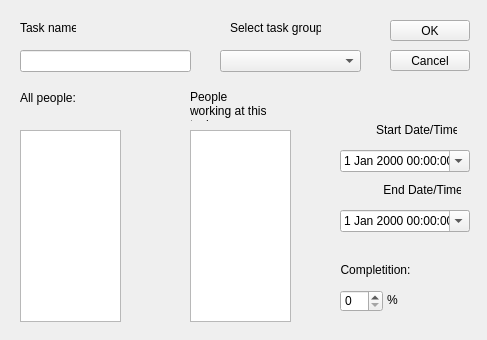
Old version of the form Teeam/addtaskdialog.ui in the repository lorenzo-arena/Teeam.
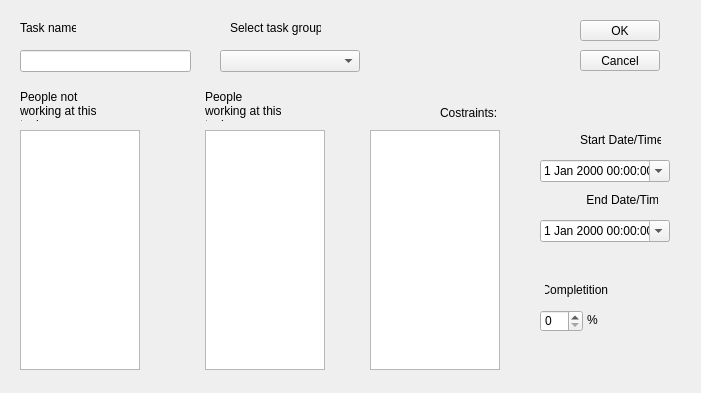
New version of the form. Icons and pictures are not drawn.

Commit message: Updated Add Task dialog to enable costraints

What changed in the file:
```diff
--- a/Teeam/addtaskdialog.ui
+++ b/Teeam/addtaskdialog.ui
@@ -6,8 +6,8 @@
    <rect>
     <x>0</x>
     <y>0</y>
-    <width>487</width>
-    <height>340</height>
+    <width>701</width>
+    <height>393</height>
    </rect>
   </property>
   <property name="windowTitle">
@@ -29,7 +29,7 @@
   <widget class="QPushButton" name="buttonOk">
    <property name="geometry">
     <rect>
-     <x>390</x>
+     <x>580</x>
      <y>20</y>
      <width>80</width>
      <height>21</height>
@@ -55,7 +55,7 @@
   <widget class="QPushButton" name="buttonCancel">
    <property name="geometry">
     <rect>
-     <x>390</x>
+     <x>580</x>
      <y>50</y>
      <width>80</width>
      <height>21</height>
@@ -71,8 +71,8 @@
   <widget class="QDateTimeEdit" name="startdateTimeEdit">
    <property name="geometry">
     <rect>
-     <x>340</x>
-     <y>150</y>
+     <x>540</x>
+     <y>160</y>
      <width>130</width>
      <height>22</height>
     </rect>
@@ -87,8 +87,8 @@
   <widget class="QDateTimeEdit" name="enddateTimeEdit">
    <property name="geometry">
     <rect>
-     <x>340</x>
-     <y>210</y>
+     <x>540</x>
+     <y>220</y>
      <width>130</width>
      <height>22</height>
     </rect>
@@ -105,16 +105,16 @@
     <rect>
      <x>20</x>
      <y>130</y>
-     <width>101</width>
-     <height>192</height>
+     <width>120</width>
+     <height>240</height>
     </rect>
    </property>
   </widget>
   <widget class="QLabel" name="startDateTimelabel">
    <property name="geometry">
     <rect>
-     <x>376</x>
-     <y>120</y>
+     <x>580</x>
+     <y>130</y>
      <width>81</width>
      <height>20</height>
     </rect>
@@ -126,9 +126,9 @@
   <widget class="QLabel" name="endDateTimelabel">
    <property name="geometry">
     <rect>
-     <x>380</x>
-     <y>180</y>
-     <width>81</width>
+     <x>583</x>
+     <y>190</y>
+     <width>75</width>
      <height>20</height>
     </rect>
    </property>
@@ -139,18 +139,18 @@
   <widget class="QListView" name="taskPeoplelistView">
    <property name="geometry">
     <rect>
-     <x>190</x>
+     <x>205</x>
      <y>130</y>
-     <width>101</width>
-     <height>192</height>
+     <width>120</width>
+     <height>240</height>
     </rect>
    </property>
   </widget>
   <widget class="QPushButton" name="insertPeoplepushButton">
    <property name="geometry">
     <rect>
-     <x>140</x>
-     <y>170</y>
+     <x>156</x>
+     <y>209</y>
      <width>32</width>
      <height>32</height>
     </rect>
@@ -181,8 +181,8 @@
   <widget class="QPushButton" name="removePeoplepushButton">
    <property name="geometry">
     <rect>
-     <x>140</x>
-     <y>220</y>
+     <x>156</x>
+     <y>259</y>
      <width>32</width>
      <height>32</height>
     </rect>
@@ -222,7 +222,7 @@
     <rect>
      <x>220</x>
      <y>50</y>
-     <width>141</width>
+     <width>140</width>
      <height>22</height>
     </rect>
    </property>
@@ -232,18 +232,21 @@
     <rect>
      <x>20</x>
      <y>90</y>
-     <width>81</width>
-     <height>16</height>
+     <width>91</width>
+     <height>31</height>
     </rect>
    </property>
    <property name="text">
-    <string>All people:</string>
+    <string>&lt;html&gt;&lt;head/&gt;&lt;body&gt;&lt;p&gt;People not working at this task:&lt;/p&gt;&lt;/body&gt;&lt;/html&gt;</string>
+   </property>
+   <property name="wordWrap">
+    <bool>true</bool>
    </property>
   </widget>
   <widget class="QLabel" name="workingPeoplelabel">
    <property name="geometry">
     <rect>
-     <x>190</x>
+     <x>205</x>
      <y>90</y>
      <width>81</width>
      <height>31</height>
@@ -262,9 +265,9 @@
   <widget class="QLabel" name="completitionlabel">
    <property name="geometry">
     <rect>
-     <x>340</x>
-     <y>260</y>
-     <width>71</width>
+     <x>545</x>
+     <y>280</y>
+     <width>63</width>
      <height>20</height>
     </rect>
    </property>
@@ -278,8 +281,8 @@
   <widget class="QLabel" name="label">
    <property name="geometry">
     <rect>
-     <x>387</x>
-     <y>292</y>
+     <x>587</x>
+     <y>312</y>
      <width>20</width>
      <height>16</height>
     </rect>
@@ -291,13 +294,36 @@
   <widget class="QSpinBox" name="completitionspinBox">
    <property name="geometry">
     <rect>
-     <x>340</x>
-     <y>290</y>
+     <x>540</x>
+     <y>310</y>
      <width>43</width>
      <height>22</height>
     </rect>
    </property>
   </widget>
+  <widget class="QLabel" name="costraintlabel">
+   <property name="geometry">
+    <rect>
+     <x>440</x>
+     <y>105</y>
+     <width>60</width>
+     <height>15</height>
+    </rect>
+   </property>
+   <property name="text">
+    <string>Costraints:</string>
+   </property>
+  </widget>
+  <widget class="QListView" name="listView">
+   <property name="geometry">
+    <rect>
+     <x>370</x>
+     <y>130</y>
+     <width>130</width>
+     <height>240</height>
+    </rect>
+   </property>
+  </widget>
  </widget>
  <resources>
   <include location="teeamres.qrc"/>
```
Left out of the diff: 2 changed lines with no effect on the pictures. The commit also changes 2 other files.
